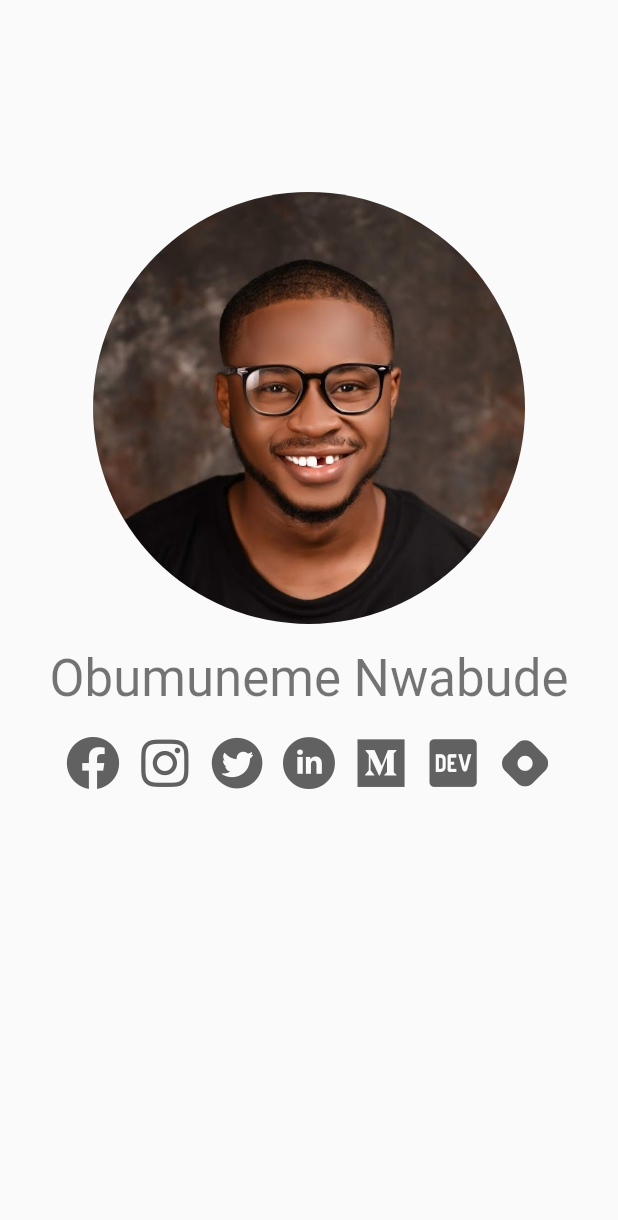
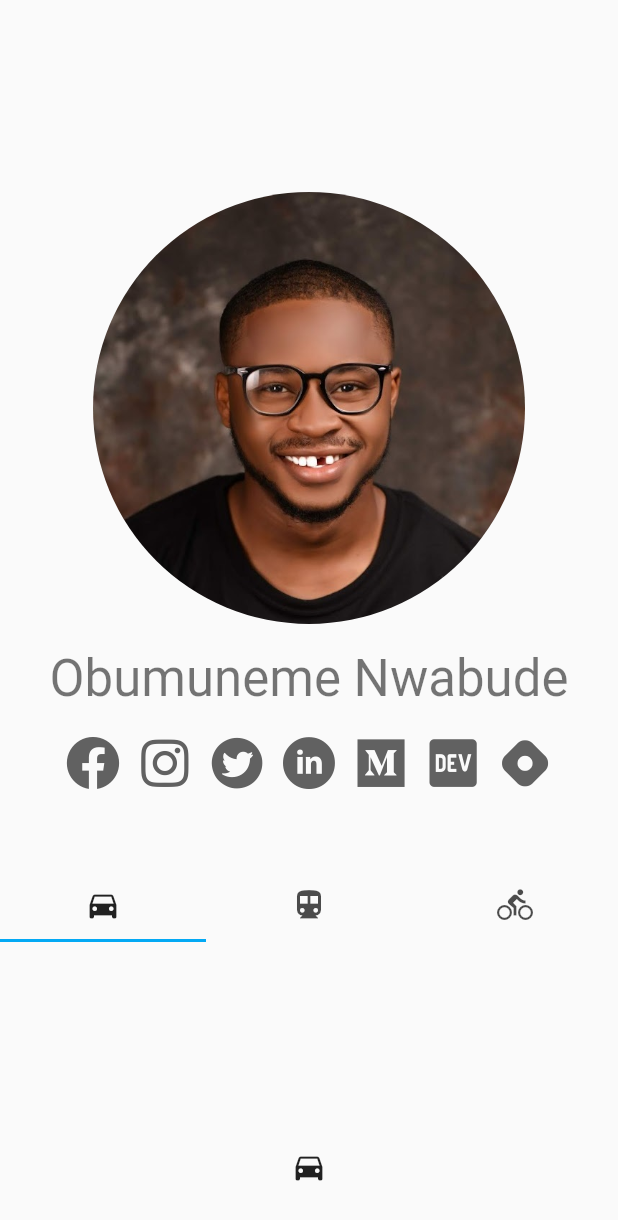
Before and after one commit to obumnwabude/obumnwabude, a Flutter app: the screen it shows after launch, on a phone screen of 412 x 824 dp. Shown: the top 1220 px of the screen. Run offline on Flutter 3.47's test engine with Material 2 defaults, Android fonts, the phone set to English and light mode, and no system bars; our stand-ins replace url_strategy.

Commit message:
create body of the app
use tabs to make the body.
wrap HomeScreen in SafeArea.
increase header's bottom margin.

```diff
--- a/lib/header.dart
+++ b/lib/header.dart
@@ -78,14 +78,14 @@ class Header extends StatelessWidget {
                 Expanded(child: _headerName(context, _isMobile))
               ])),
           Container(
-              margin: EdgeInsets.only(bottom: 32),
+              margin: EdgeInsets.only(bottom: 48),
               child: _headerIcons(_isMobile))
         ],
       );
     } else {
       return Container(
         height: _kHeaderImageDesktopHeight,
-        margin: EdgeInsets.only(top: 32, bottom: 32),
+        margin: EdgeInsets.only(top: 32, bottom: 48),
         child: Row(
           mainAxisAlignment: MainAxisAlignment.center,
           crossAxisAlignment: CrossAxisAlignment.start,
--- a/lib/main.dart
+++ b/lib/main.dart
@@ -1,6 +1,7 @@
 import 'package:flutter/material.dart';
 import 'package:url_strategy/url_strategy.dart';
 import './header.dart';
+import './tab_body.dart';
 
 void main() {
   setPathUrlStrategy();
@@ -16,7 +17,7 @@ class MyApp extends StatelessWidget {
         theme: ThemeData(
           primarySwatch: Colors.lightBlue,
         ),
-        home: HomeScreen());
+        home: SafeArea(bottom: false, child: HomeScreen()));
   }
 }
 
@@ -24,11 +25,7 @@ class HomeScreen extends StatelessWidget {
   @override
   Widget build(BuildContext context) {
     return Scaffold(
-        body: ListView(children: <Widget>[
-      Header(),
-      Container(
-        height: 1000,
-      )
-    ]));
+      body: ListView(children: <Widget>[Header(), TabBody()]),
+    );
   }
 }
--- /dev/null
+++ b/lib/tab_body.dart
@@ -0,0 +1,46 @@
+import 'package:flutter/material.dart';
+
+class TabBody extends StatefulWidget {
+  @override
+  _TabBodyState createState() => _TabBodyState();
+}
+
+class _TabBodyState extends State<TabBody> with SingleTickerProviderStateMixin {
+  List<Tab> myTabs = <Tab>[
+    Tab(icon: Icon(Icons.directions_car)),
+    Tab(icon: Icon(Icons.directions_transit)),
+    Tab(icon: Icon(Icons.directions_bike)),
+  ];
+
+  late TabController _tabController;
+
+  @override
+  void initState() {
+    super.initState();
+    _tabController = TabController(vsync: this, length: myTabs.length);
+  }
+
+  @override
+  void dispose() {
+    _tabController.dispose();
+    super.dispose();
+  }
+
+  @override
+  Widget build(BuildContext context) {
+    return Column(children: <Widget>[
+      TabBar(
+        controller: _tabController,
+        tabs: myTabs,
+      ),
+      SizedBox(
+        height: 300,
+        child: TabBarView(controller: _tabController, children: [
+          Icon(Icons.directions_car),
+          Icon(Icons.directions_transit),
+          Icon(Icons.directions_bike),
+        ]),
+      ),
+    ]);
+  }
+}
```
